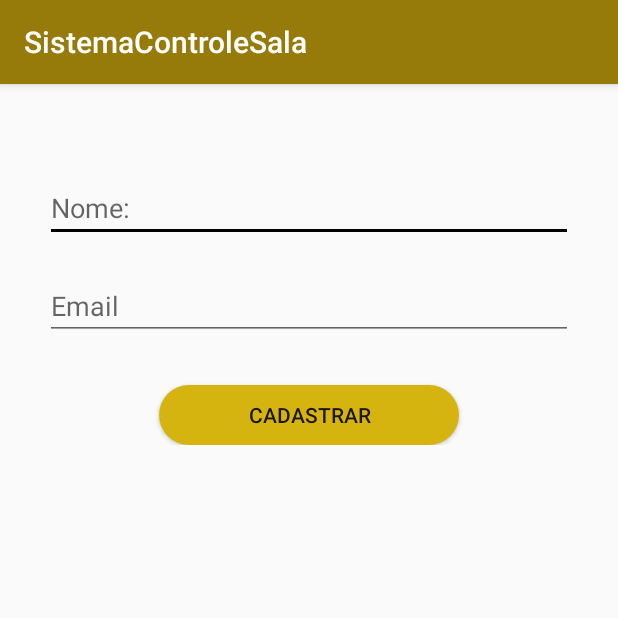
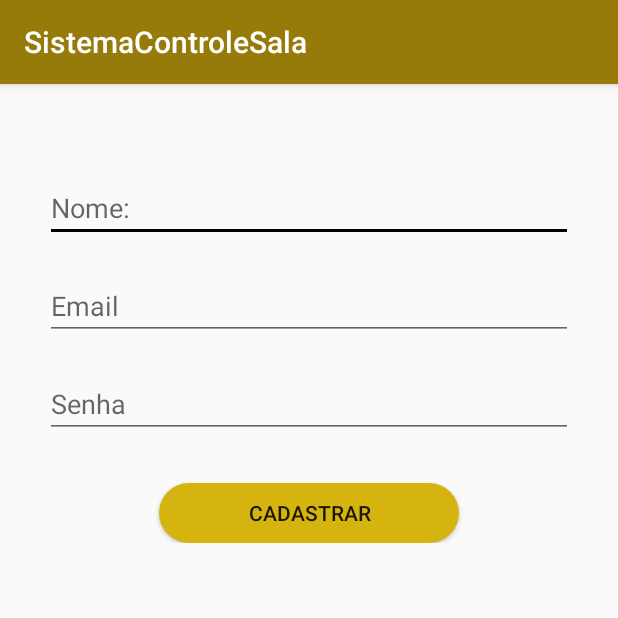
Before and after one commit to HannaMBarbato/SistemaControleSala, an Android app: the screen it shows after launch (CadastroUsuario), after a tap on "Cadastrar", on a phone screen of 412 x 824 dp, the top half of it. Run offline under Robolectric (Android 15) with nearby library versions, the phone set to English and light mode, and no system bars.

Commit message:
Cadastro usuario

```diff
--- a/app/src/main/java/com/example/sistemacontrolesala/MainActivity.java
+++ b/app/src/main/java/com/example/sistemacontrolesala/MainActivity.java
@@ -18,7 +18,6 @@ import java.io.BufferedReader;
 import java.io.InputStreamReader;
 import java.net.HttpURLConnection;
 import java.net.URL;
-import java.util.concurrent.ExecutionException;
 
 public class MainActivity extends AppCompatActivity {
 
@@ -30,8 +29,8 @@ public class MainActivity extends AppCompatActivity {
         super.onCreate(savedInstanceState);
         setContentView(R.layout.activity_main);
 
-        final EditText editEmail = findViewById(R.id.editEmail);
-        final EditText editPassword = findViewById(R.id.editSenha);
+        final EditText editEmail = findViewById(R.id.editEmailLogin);
+        final EditText editPassword = findViewById(R.id.editSenhaLogin);
 
         btnEntrar = findViewById(R.id.btnEntrar);
 
@@ -43,6 +42,7 @@ public class MainActivity extends AppCompatActivity {
                 final String password = editPassword.getText().toString();
                 try {
                     resultAuth = new Verificador().execute(email, password).get();
+
                     if (resultAuth.equals("Login efetuado com sucesso!")) {
                         startActivity(new Intent(MainActivity.this, ListaSalasView.class));
                         finish();
--- a/app/src/main/res/layout/activity_cadastro_usuario.xml
+++ b/app/src/main/res/layout/activity_cadastro_usuario.xml
@@ -12,13 +12,14 @@
         android:orientation="vertical">
 
         <EditText
+            android:id="@+id/editNomeCadastro"
             android:layout_width="match_parent"
             android:layout_height="wrap_content"
             android:layout_marginTop="30dp"
             android:hint="Nome: "></EditText>
 
         <EditText
-            android:id="@+id/editEmail"
+            android:id="@+id/editEmailCadastro"
             android:layout_width="match_parent"
             android:layout_height="wrap_content"
             android:layout_marginTop="20dp"
@@ -26,8 +27,15 @@
             android:hint="Email"
             android:inputType="textEmailAddress" />
 
+        <EditText
+            android:id="@+id/editSenhaCadastro"
+            android:layout_width="match_parent"
+            android:layout_height="wrap_content"
+            android:layout_marginTop="20dp"
+            android:hint="Senha" />
+
         <Button
-            android:id="@+id/button"
+            android:id="@+id/btnCadastrarUsuario"
             android:layout_width="200dp"
             android:layout_height="40dp"
             android:layout_gravity="center"
```
Also changed, not shown: app/src/main/java/com/example/sistemacontrolesala/CadastroAlocacao.java (+11 -0 lines), app/src/main/java/com/example/sistemacontrolesala/alocacao/AlocacaoSalasView.java (+11 -0 lines), app/src/main/java/com/example/sistemacontrolesala/listaSalas/ListaSalasView.java (+9 -1 lines), app/src/main/java/com/example/sistemacontrolesala/usuario/CadastroUsuario.java (+96 -0 lines), app/src/main/res/layout/activity_main.xml (+6 -6 lines).
